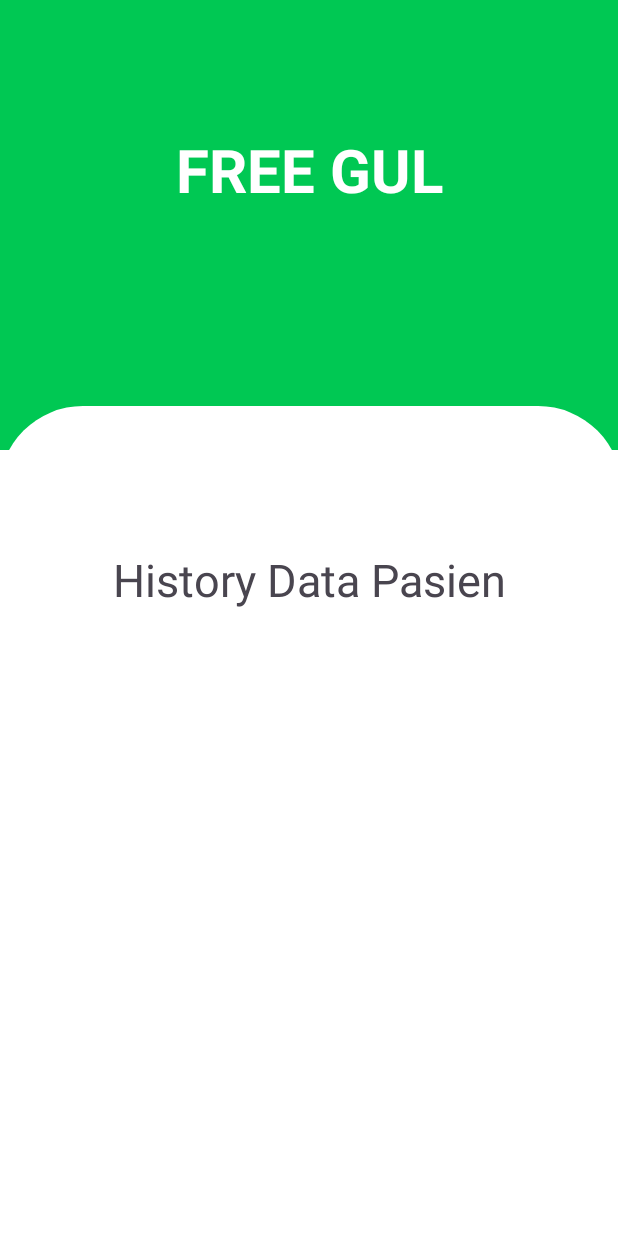
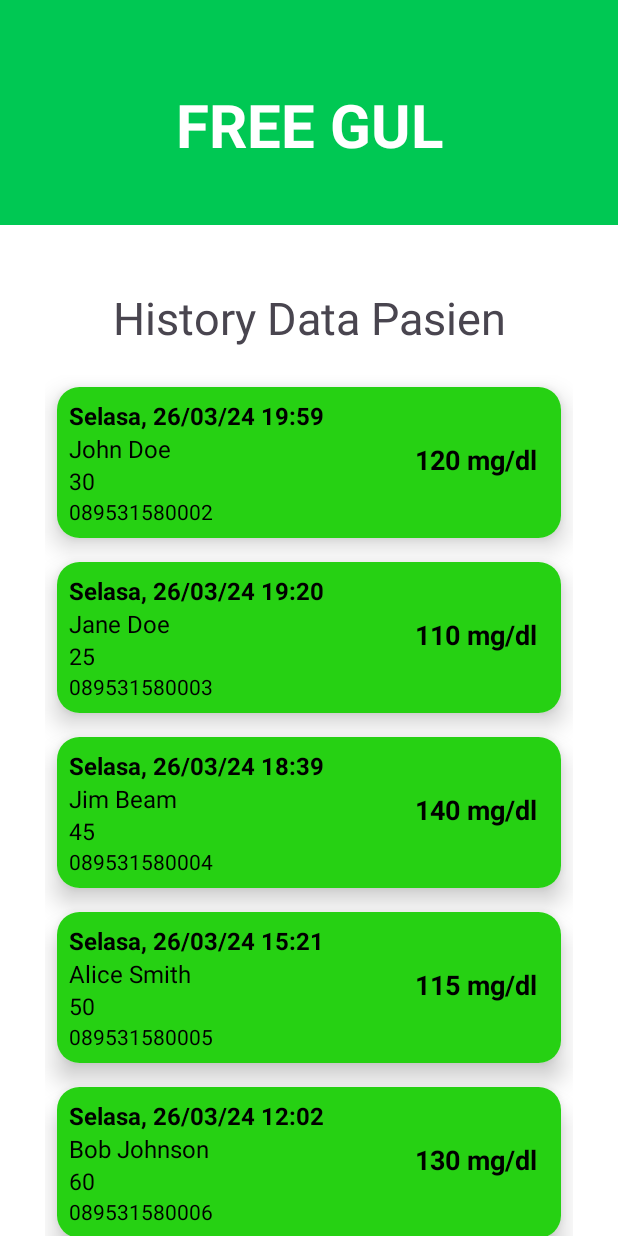
Before and after one commit to ProgramNS/freegul, an Android app: the HistoryActivity screen opened directly, with no data from a screen before it, on a phone screen of 412 x 824 dp. Run offline under Robolectric (Android 15) with nearby library versions, the phone set to English and light mode, and no system bars.

Commit message:
penambahan activity history

```diff
--- a/freegul_version_1/app/build.gradle.kts
+++ b/freegul_version_1/app/build.gradle.kts
@@ -39,7 +39,6 @@ android {
 }
 
 dependencies {
-
     implementation(libs.androidx.core.ktx)
     implementation(libs.androidx.appcompat)
     implementation(libs.material)
@@ -50,4 +49,6 @@ dependencies {
     androidTestImplementation(libs.androidx.espresso.core)
     implementation(libs.androidx.navigation.fragment.ktx)
     implementation(libs.androidx.navigation.ui.ktx)
+    implementation(platform(libs.firebase.bom))
+    implementation(libs.firebase.database)
 }
--- a/freegul_version_1/app/src/main/java/com/example/freegul_version_1/HistoryActivity.kt
+++ b/freegul_version_1/app/src/main/java/com/example/freegul_version_1/HistoryActivity.kt
@@ -1,20 +1,27 @@
 package com.example.freegul_version_1
 
 import android.os.Bundle
-import androidx.activity.enableEdgeToEdge
 import androidx.appcompat.app.AppCompatActivity
-import androidx.core.view.ViewCompat
-import androidx.core.view.WindowInsetsCompat
+import androidx.recyclerview.widget.LinearLayoutManager
+import com.example.freegul_version_1.databinding.ActivityHistoryBinding
 
 class HistoryActivity : AppCompatActivity() {
+    private lateinit var binding: ActivityHistoryBinding
+
     override fun onCreate(savedInstanceState: Bundle?) {
         super.onCreate(savedInstanceState)
-        enableEdgeToEdge()
-        setContentView(R.layout.activity_history)
-        ViewCompat.setOnApplyWindowInsetsListener(findViewById(R.id.main)) { v, insets ->
-            val systemBars = insets.getInsets(WindowInsetsCompat.Type.systemBars())
-            v.setPadding(systemBars.left, systemBars.top, systemBars.right, systemBars.bottom)
-            insets
-        }
+        binding = ActivityHistoryBinding.inflate(layoutInflater)
+        setContentView(binding.root)
+
+        val patients = listOf(
+            Patient("Selasa, 26/03/24 19:59", "John Doe", 30, 120, "089531580002"),
+            Patient("Selasa, 26/03/24 19:20", "Jane Doe", 25, 110, "089531580003"),
+            Patient("Selasa, 26/03/24 18:39", "Jim Beam", 45, 140, "089531580004"),
+            Patient("Selasa, 26/03/24 15:21", "Alice Smith", 50, 115, "089531580005"),
+            Patient("Selasa, 26/03/24 12:02", "Bob Johnson", 60, 130, "089531580006")
+        )
+
+        binding.rvdataPasien.layoutManager = LinearLayoutManager(this)
+        binding.rvdataPasien.adapter = PatientAdapter(patients)
     }
 }
--- a/freegul_version_1/app/src/main/java/com/example/freegul_version_1/Patient.kt
+++ b/freegul_version_1/app/src/main/java/com/example/freegul_version_1/Patient.kt
@@ -1,9 +1,9 @@
 package com.example.freegul_version_1
 
 data class Patient(
-    val dateTime: String = "",
-    val name: String = "",
-    val age: Int = 0,
-    val bloodSugar: Int = 0,
-    val phoneNumber: String = ""
+    val dateTime: String,
+    val name: String,
+    val age: Int,
+    val bloodSugar: Int,
+    val phoneNumber: String
 )
--- a/freegul_version_1/app/src/main/java/com/example/freegul_version_1/PatientAdapter.kt
+++ b/freegul_version_1/app/src/main/java/com/example/freegul_version_1/PatientAdapter.kt
@@ -4,9 +4,18 @@ import android.view.LayoutInflater
 import android.view.ViewGroup
 import androidx.recyclerview.widget.RecyclerView
 import com.example.freegul_version_1.databinding.ItemPatientBinding
-class PatientAdapter(private val patients: List<Patient>) : RecyclerView.Adapter<PatientAdapter.PatientViewHolder>() {
 
-    class PatientViewHolder(val binding: ItemPatientBinding) : RecyclerView.ViewHolder(binding.root)
+class PatientAdapter(private val patientList: List<Patient>) : RecyclerView.Adapter<PatientAdapter.PatientViewHolder>() {
+
+    class PatientViewHolder(private val binding: ItemPatientBinding) : RecyclerView.ViewHolder(binding.root) {
+        fun bind(patient: Patient) {
+            binding.tvDateTime.text = patient.dateTime
+            binding.tvName.text = patient.name
+            binding.tvAge.text = patient.age.toString()
+            binding.tvBloodSugar.text = "${patient.bloodSugar} mg/dl"
+            binding.tvPhoneNumber.text = patient.phoneNumber
+        }
+    }
 
     override fun onCreateViewHolder(parent: ViewGroup, viewType: Int): PatientViewHolder {
         val binding = ItemPatientBinding.inflate(LayoutInflater.from(parent.context), parent, false)
@@ -14,15 +23,8 @@ class PatientAdapter(private val patients: List<Patient>) : RecyclerView.Adapter
     }
 
     override fun onBindViewHolder(holder: PatientViewHolder, position: Int) {
-        val patient = patients[position]
-        holder.binding.tvDateTime.text = patient.dateTime
-        holder.binding.tvName.text = patient.name
-        holder.binding.tvAge.text = "${patient.age} tahun"
-        holder.binding.tvBloodSugar.text = "${patient.bloodSugar} mg/dl"
-        holder.binding.tvPhoneNumber.text = patient.phoneNumber // Menampilkan nomor telepon jika ada
+        holder.bind(patientList[position])
     }
 
-    override fun getItemCount(): Int {
-        return patients.size
-    }
+    override fun getItemCount(): Int = patientList.size
 }
--- a/freegul_version_1/app/src/main/res/layout/activity_history.xml
+++ b/freegul_version_1/app/src/main/res/layout/activity_history.xml
@@ -1,5 +1,6 @@
 <?xml version="1.0" encoding="utf-8"?>
-<androidx.constraintlayout.widget.ConstraintLayout xmlns:android="http://schemas.android.com/apk/res/android"
+<androidx.constraintlayout.widget.ConstraintLayout
+    xmlns:android="http://schemas.android.com/apk/res/android"
     xmlns:app="http://schemas.android.com/apk/res-auto"
     xmlns:tools="http://schemas.android.com/tools"
     android:id="@+id/main"
@@ -11,52 +12,50 @@
     <LinearLayout
         android:id="@+id/linearLayout"
         android:layout_width="match_parent"
-        android:layout_height="300dp"
+        android:layout_height="150dp"
         android:background="@color/green"
         android:orientation="vertical"
         app:layout_constraintEnd_toEndOf="parent"
         app:layout_constraintStart_toStartOf="parent"
         app:layout_constraintTop_toTopOf="parent">
+
         <TextView
+            android:id="@+id/tvTitle"
             android:layout_width="match_parent"
             android:layout_height="wrap_content"
             android:padding="16dp"
-            android:text="FREE GUL"
+            android:text="@string/free_gul"
             android:textColor="#FFFFFF"
             android:textSize="40sp"
             android:textStyle="bold"
-            android:layout_marginTop="70dp"
+            android:layout_marginTop="40dp"
             android:textAlignment="center" />
 
     </LinearLayout>
 
-    <ImageView
-        android:id="@+id/imageView3"
-        android:layout_width="415dp"
-        android:layout_height="350dp"
-        android:layout_marginStart="100dp"
-        android:layout_marginTop="20dp"
-        android:layout_marginEnd="100dp"
-        android:layout_marginBottom="250dp"
-        android:src="@drawable/rectangle_home"
+    <androidx.recyclerview.widget.RecyclerView
+        android:id="@+id/rvdataPasien"
+        android:layout_width="0dp"
+        android:layout_height="0dp"
+        android:layout_marginTop="100dp"
+        android:layout_marginLeft="30dp"
+        android:layout_marginRight="30dp"
         app:layout_constraintBottom_toBottomOf="parent"
         app:layout_constraintEnd_toEndOf="parent"
         app:layout_constraintStart_toStartOf="parent"
-        app:layout_constraintTop_toBottomOf="@+id/linearLayout"
-        app:layout_constraintVertical_bias="0.518"/>
+        app:layout_constraintTop_toBottomOf="@+id/linearLayout" />
 
     <TextView
+        android:id="@+id/tvHistoryTitle"
         android:layout_width="319dp"
         android:layout_height="70dp"
-        android:layout_marginBottom="388dp"
         android:text="@string/history_data_pasien"
         android:textAlignment="center"
         android:textSize="30sp"
         app:layout_constraintBottom_toBottomOf="parent"
         app:layout_constraintEnd_toEndOf="parent"
-        app:layout_constraintStart_toStartOf="parent" />
-
-
-
-
+        app:layout_constraintStart_toStartOf="parent"
+        app:layout_constraintTop_toTopOf="@+id/linearLayout"
+        app:layout_constraintVertical_bias="0.254"
+        tools:ignore="HardcodedText" />
 </androidx.constraintlayout.widget.ConstraintLayout>
--- a/freegul_version_1/app/src/main/res/layout/activity_input_data.xml
+++ b/freegul_version_1/app/src/main/res/layout/activity_input_data.xml
@@ -21,7 +21,7 @@
         android:layout_width="match_parent"
         android:layout_height="wrap_content"
         android:padding="16dp"
-        android:text="FREE GUL"
+        android:text="@string/free_gul"
         android:textColor="#FFFFFF"
         android:textSize="40sp"
         android:textStyle="bold"
--- a/freegul_version_1/app/src/main/res/layout/activity_login.xml
+++ b/freegul_version_1/app/src/main/res/layout/activity_login.xml
@@ -21,7 +21,7 @@
         android:layout_width="match_parent"
         android:layout_height="wrap_content"
         android:padding="16dp"
-        android:text="FREE GUL"
+        android:text="@string/free_gul"
         android:textColor="#FFFFFF"
         android:textSize="40sp"
         android:textStyle="bold"
@@ -55,7 +55,8 @@
         android:layout_marginTop="180dp"
         android:background="@drawable/rounded_rectangle"
         android:drawablePadding="20dp"
-        android:hint="@string/username"
+        android:hint="@string/email"
+        android:textColorHint="@color/black"
         android:inputType="text"
         android:padding="25dp"
         android:textAlignment="center"
@@ -73,6 +74,7 @@
         android:layout_margin="20dp"
         android:background="@drawable/rounded_rectangle"
         android:hint="@string/password"
+        android:textColorHint="@color/black"
         android:inputType="textPassword"
         android:padding="25dp"
         android:textAlignment="center"
--- a/freegul_version_1/app/src/main/res/layout/activity_main.xml
+++ b/freegul_version_1/app/src/main/res/layout/activity_main.xml
@@ -21,7 +21,7 @@
             android:layout_width="match_parent"
             android:layout_height="wrap_content"
             android:padding="16dp"
-            android:text="FREE GUL"
+            android:text="@string/free_gul"
             android:textColor="#FFFFFF"
             android:textSize="40sp"
             android:textStyle="bold"
--- a/freegul_version_1/app/src/main/res/layout/activity_monitoring.xml
+++ b/freegul_version_1/app/src/main/res/layout/activity_monitoring.xml
@@ -21,7 +21,7 @@
             android:layout_width="match_parent"
             android:layout_height="wrap_content"
             android:padding="16dp"
-            android:text="FREE GUL"
+            android:text="@string/free_gul"
             android:textColor="#FFFFFF"
             android:textSize="40sp"
             android:textStyle="bold"
--- a/freegul_version_1/app/src/main/res/layout/item_patient.xml
+++ b/freegul_version_1/app/src/main/res/layout/item_patient.xml
@@ -1,12 +1,26 @@
 <?xml version="1.0" encoding="utf-8"?>
-<layout xmlns:android="http://schemas.android.com/apk/res/android">
+<androidx.cardview.widget.CardView xmlns:android="http://schemas.android.com/apk/res/android"
+    xmlns:app="http://schemas.android.com/apk/res-auto"
+    android:layout_width="match_parent"
+    android:layout_height="wrap_content"
+    android:layout_margin="8dp"
+    app:cardCornerRadius="15dp"
+    app:cardElevation="10dp">
+
+    <androidx.constraintlayout.widget.ConstraintLayout
+        android:layout_width="match_parent"
+        android:layout_height="wrap_content">
+
         <LinearLayout
             android:layout_width="match_parent"
             android:layout_height="wrap_content"
+            android:background="#26d113"
             android:orientation="horizontal"
-        android:background="#26d113"
             android:padding="8dp"
-        android:layout_marginBottom="8dp">
+            app:layout_constraintBottom_toBottomOf="parent"
+            app:layout_constraintEnd_toEndOf="parent"
+            app:layout_constraintStart_toStartOf="parent"
+            app:layout_constraintTop_toTopOf="parent">
 
             <LinearLayout
                 android:layout_width="0dp"
@@ -35,12 +49,12 @@
                     android:layout_height="wrap_content"
                     android:textColor="@android:color/black"
                     android:textSize="15sp" />
+
                 <TextView
                     android:id="@+id/tvPhoneNumber"
                     android:layout_width="wrap_content"
                     android:layout_height="wrap_content"
-                android:textColor="@android:color/black"
-                android:textSize="15sp" />
+                    android:textColor="@android:color/black" />
 
             </LinearLayout>
 
@@ -48,11 +62,11 @@
                 android:id="@+id/tvBloodSugar"
                 android:layout_width="wrap_content"
                 android:layout_height="wrap_content"
+                android:layout_marginTop="20dp"
+                android:padding="8dp"
                 android:textColor="@android:color/black"
                 android:textSize="18sp"
-            android:textStyle="bold"
-            android:padding="8dp"
-            android:layout_marginTop="20dp"
-            />
+                android:textStyle="bold" />
         </LinearLayout>
-</layout>
+    </androidx.constraintlayout.widget.ConstraintLayout>
+</androidx.cardview.widget.CardView>
--- a/freegul_version_1/app/src/main/res/values/strings.xml
+++ b/freegul_version_1/app/src/main/res/values/strings.xml
@@ -18,4 +18,6 @@
     <string name="zero">0</string>
     <string name="kirim">Kirim</string>
     <string name="history_data_pasien">History Data Pasien</string>
+    <string name="email">email</string>
+    <string name="free_gul">FREE GUL</string>
 </resources>
--- a/freegul_version_1/build.gradle.kts
+++ b/freegul_version_1/build.gradle.kts
@@ -2,4 +2,5 @@
 plugins {
     alias(libs.plugins.android.application) apply false
     alias(libs.plugins.jetbrains.kotlin.android) apply false
+    id("com.google.gms.google-services") version "4.4.1" apply false
 }
```
Also changed, not shown: freegul_version_1/app/src/main/java/com/example/freegul_version_1/HomeActivity.kt (+4 -7 lines), freegul_version_1/app/src/main/java/com/example/freegul_version_1/InputDataActivity.kt (+7 -9 lines), freegul_version_1/app/src/main/res/layout/activity_home.xml (+5 -5 lines), freegul_version_1/gradle/libs.versions.toml (+13 -0 lines), 1 other file. Lines whose indentation alone changed are shown as unchanged.
